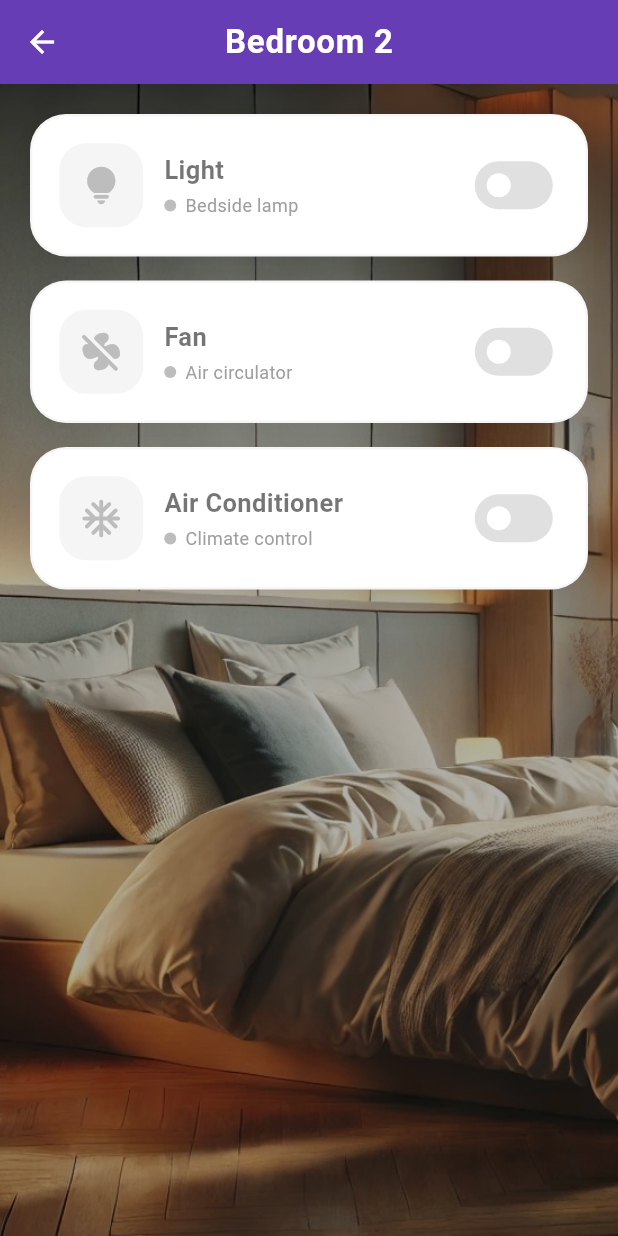
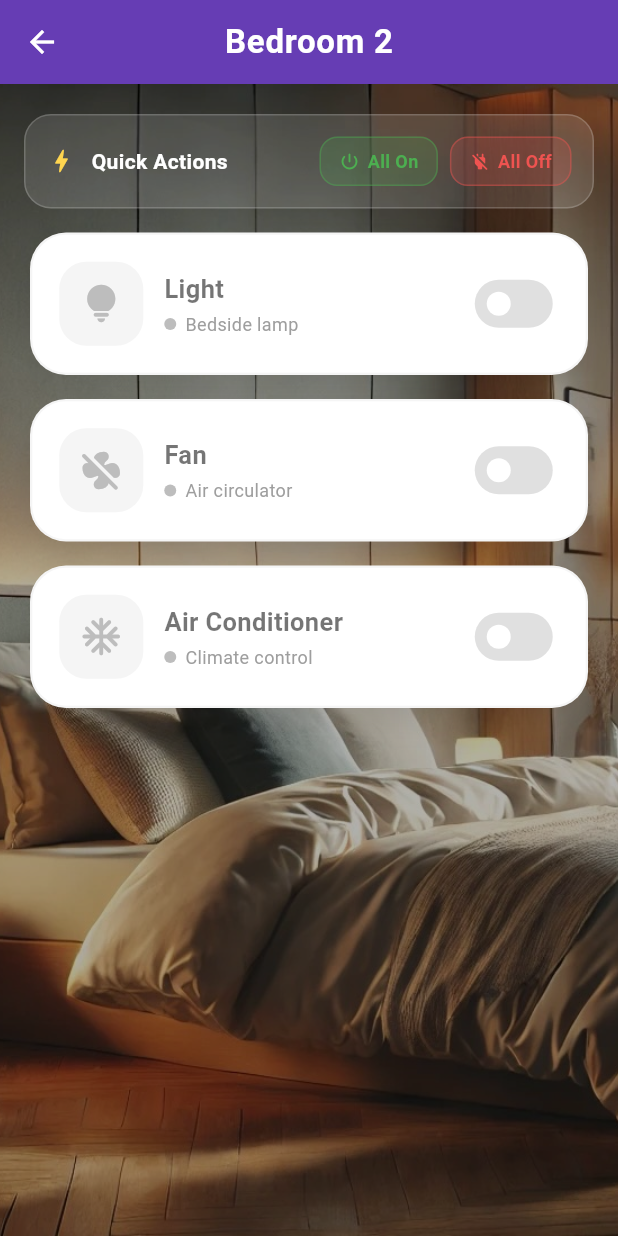
Before and after one commit to shyamrajpr7/home-app, a Flutter app: the Bedroom2Page screen opened directly, on a phone screen of 412 x 824 dp. Run offline on Flutter 3.47's test engine with Material 3 defaults, Android fonts, the light colour scheme and no system bars; our stand-ins replace firebase_core, firebase_database, flutter_tts, image_picker, sleek_circular_slider, speech_to_text; accounts and stored records are empty; statements that could not run were skipped.

Commit message:
UI: add All On/All Off quick actions to bedroom 2

```diff
--- a/lib/bedroom2.dart
+++ b/lib/bedroom2.dart
@@ -47,6 +47,122 @@
             padding: const EdgeInsets.fromLTRB(16, 20, 16, 28),
             child: Column(
               children: [
+                // ── Quick Actions ──
+                Container(
+                  padding: const EdgeInsets.all(14),
+                  margin: const EdgeInsets.only(bottom: 16),
+                  decoration: BoxDecoration(
+                    color: Colors.white.withValues(alpha: 0.12),
+                    borderRadius: BorderRadius.circular(18),
+                    border: Border.all(
+                      color: Colors.white.withValues(alpha: 0.18),
+                    ),
+                  ),
+                  child: Row(
+                    children: [
+                      const Icon(
+                        Icons.bolt_rounded,
+                        color: Color(0xFFFFD54F),
+                        size: 20,
+                      ),
+                      const SizedBox(width: 10),
+                      const Text(
+                        "Quick Actions",
+                        style: TextStyle(
+                          color: Colors.white,
+                          fontSize: 14,
+                          fontWeight: FontWeight.w600,
+                        ),
+                      ),
+                      const Spacer(),
+                      GestureDetector(
+                        onTap: () {
+                          setState(() {
+                            _lightOn = true;
+                            _fanOn = true;
+                            _acOn = true;
+                          });
+                          _showSnackBar("All devices turned ON");
+                        },
+                        child: Container(
+                          padding: const EdgeInsets.symmetric(
+                            horizontal: 12,
+                            vertical: 7,
+                          ),
+                          decoration: BoxDecoration(
+                            color: const Color(0xFF4CAF50).withValues(alpha: 0.18),
+                            borderRadius: BorderRadius.circular(12),
+                            border: Border.all(
+                              color: const Color(0xFF4CAF50).withValues(alpha: 0.4),
+                            ),
+                          ),
+                          child: const Row(
+                            mainAxisSize: MainAxisSize.min,
+                            children: [
+                              Icon(
+                                Icons.power_settings_new_rounded,
+                                size: 14,
+                                color: Color(0xFF4CAF50),
+                              ),
+                              SizedBox(width: 5),
+                              Text(
+                                "All On",
+                                style: TextStyle(
+                                  color: Color(0xFF4CAF50),
+                                  fontSize: 12,
+                                  fontWeight: FontWeight.w700,
+                                ),
+                              ),
+                            ],
+                          ),
+                        ),
+                      ),
+                      const SizedBox(width: 8),
+                      GestureDetector(
+                        onTap: () {
+                          setState(() {
+                            _lightOn = false;
+                            _fanOn = false;
+                            _acOn = false;
+                          });
+                          _showSnackBar("All devices turned OFF");
+                        },
+                        child: Container(
+                          padding: const EdgeInsets.symmetric(
+                            horizontal: 12,
+                            vertical: 7,
+                          ),
+                          decoration: BoxDecoration(
+                            color: const Color(0xFFEF5350).withValues(alpha: 0.18),
+                            borderRadius: BorderRadius.circular(12),
+                            border: Border.all(
+                              color: const Color(0xFFEF5350).withValues(alpha: 0.4),
+                            ),
+                          ),
+                          child: const Row(
+                            mainAxisSize: MainAxisSize.min,
+                            children: [
+                              Icon(
+                                Icons.power_off_rounded,
+                                size: 14,
+                                color: Color(0xFFEF5350),
+                              ),
+                              SizedBox(width: 5),
+                              Text(
+                                "All Off",
+                                style: TextStyle(
+                                  color: Color(0xFFEF5350),
+                                  fontSize: 12,
+                                  fontWeight: FontWeight.w700,
+                                ),
+                              ),
+                            ],
+                          ),
+                        ),
+                      ),
+                    ],
+                  ),
+                ),
                 // 🔆 Light Control
                 _buildControlCard(
                   title: "Light",
```
